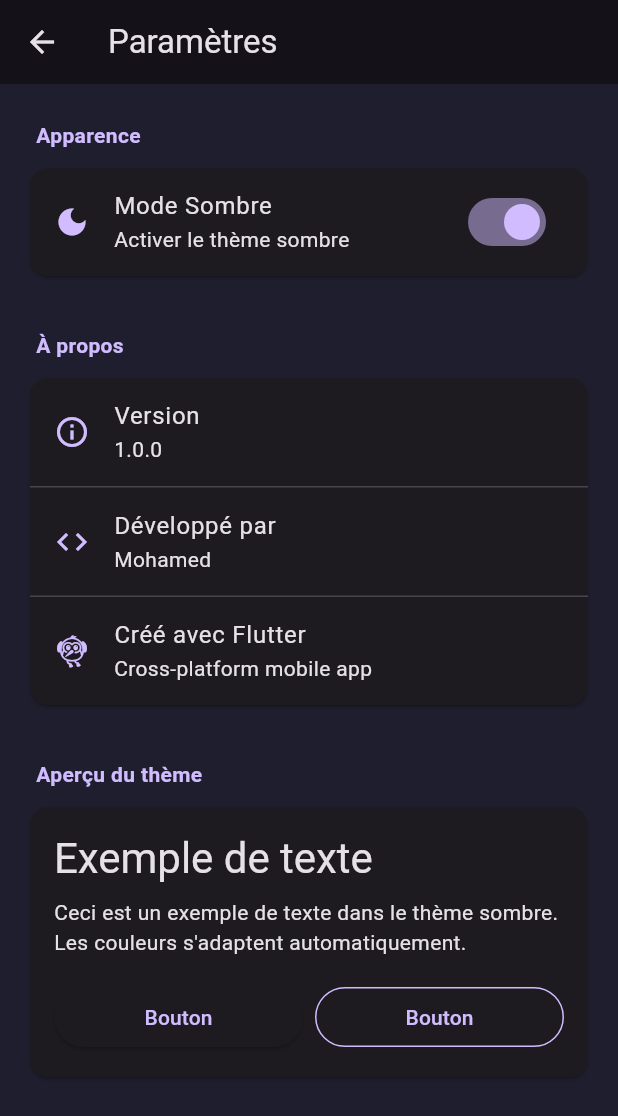
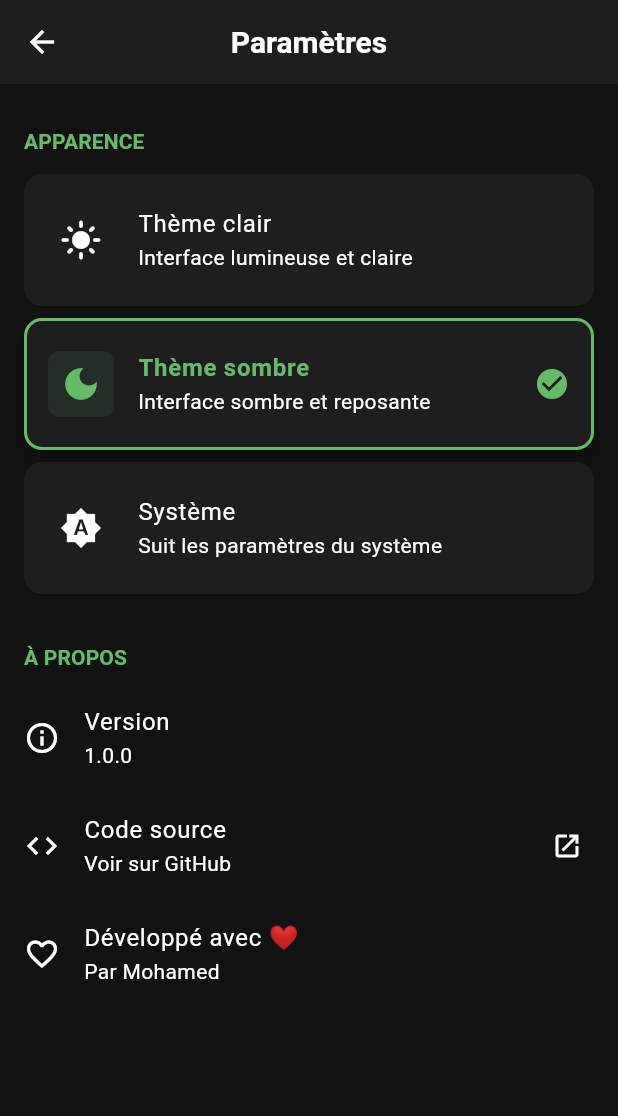
Before and after one commit to mohdop/chain_keeper, a Flutter app: the SettingsScreen screen opened directly, on a phone screen of 412 x 824 dp. Shown: the top 1116 px of the screen. Run offline on Flutter 3.47's test engine with Material 3 defaults, Android fonts, the phone set to English and light mode, and no system bars; our stand-ins replace fl_chart, flutter_local_notifications, font_awesome_flutter, shared_preferences, timezone; accounts and stored records are empty.

Commit message:
dark theme switch

```diff
--- a/lib/screens/settings_screen.dart
+++ b/lib/screens/settings_screen.dart
@@ -1,4 +1,3 @@
-// screens/settings_screen.dart
 import 'package:flutter/material.dart';
 import 'package:provider/provider.dart';
 import '../providers/theme_provider.dart';
@@ -8,156 +7,170 @@ class SettingsScreen extends StatelessWidget {
 
   @override
   Widget build(BuildContext context) {
-    final themeProvider = Provider.of<ThemeProvider>(context);
-    final isDark = themeProvider.isDarkMode;
-
     return Scaffold(
       appBar: AppBar(
-        title: Text('Paramètres'),
+        title: const Text('Paramètres'),
       ),
       body: ListView(
-        padding: EdgeInsets.all(16),
         children: [
-          // Appearance Section
-          _buildSectionTitle(context, 'Apparence'),
-          Card(
-            child: SwitchListTile(
-              title: Text(
-                'Mode Sombre',
-                style: Theme.of(context).textTheme.bodyLarge,
-              ),
-              subtitle: Text(
-                'Activer le thème sombre',
-                style: Theme.of(context).textTheme.bodyMedium,
-              ),
-              secondary: Icon(
-                isDark ? Icons.dark_mode : Icons.light_mode,
+          const SizedBox(height: 20),
+
+          // Section Apparence
+          Padding(
+            padding: const EdgeInsets.symmetric(horizontal: 16.0, vertical: 8.0),
+            child: Text(
+              'APPARENCE',
+              style: Theme.of(context).textTheme.titleSmall?.copyWith(
+                fontWeight: FontWeight.bold,
                 color: Theme.of(context).colorScheme.primary,
               ),
-              value: isDark,
-              onChanged: (value) {
-                themeProvider.toggleTheme();
-              },
-              activeColor: Theme.of(context).colorScheme.primary,
             ),
           ),
 
-          SizedBox(height: 24),
+          // Sélecteur de thème
+          Consumer<ThemeProvider>(
+            builder: (context, themeProvider, child) {
+              return Column(
+                children: [
+                  _ThemeTile(
+                    title: 'Thème clair',
+                    subtitle: 'Interface lumineuse et claire',
+                    icon: Icons.light_mode,
+                    isSelected: themeProvider.themeMode == AppThemeMode.light,
+                    onTap: () {
+                      themeProvider.setThemeMode(AppThemeMode.light);
+                    },
+                  ),
+                  _ThemeTile(
+                    title: 'Thème sombre',
+                    subtitle: 'Interface sombre et reposante',
+                    icon: Icons.dark_mode,
+                    isSelected: themeProvider.themeMode == AppThemeMode.dark,
+                    onTap: () {
+                      themeProvider.setThemeMode(AppThemeMode.dark);
+                    },
+                  ),
+                  _ThemeTile(
+                    title: 'Système',
+                    subtitle: 'Suit les paramètres du système',
+                    icon: Icons.brightness_auto,
+                    isSelected: themeProvider.themeMode == AppThemeMode.system,
+                    onTap: () {
+                      themeProvider.setThemeMode(AppThemeMode.system);
+                    },
+                  ),
+                ],
+              );
+            },
+          ),
 
-          // About Section
-          _buildSectionTitle(context, 'À propos'),
-          Card(
-            child: Column(
-              children: [
-                ListTile(
-                  leading: Icon(
-                    Icons.info_outline,
-                    color: Theme.of(context).colorScheme.primary,
-                  ),
-                  title: Text(
-                    'Version',
-                    style: Theme.of(context).textTheme.bodyLarge,
-                  ),
-                  subtitle: Text(
-                    '1.0.0',
-                    style: Theme.of(context).textTheme.bodyMedium,
-                  ),
-                ),
-                Divider(height: 1),
-                ListTile(
-                  leading: Icon(
-                    Icons.code,
-                    color: Theme.of(context).colorScheme.primary,
-                  ),
-                  title: Text(
-                    'Développé par',
-                    style: Theme.of(context).textTheme.bodyLarge,
-                  ),
-                  subtitle: Text(
-                    'Mohamed',
-                    style: Theme.of(context).textTheme.bodyMedium,
-                  ),
-                ),
-                Divider(height: 1),
-                ListTile(
-                  leading: Icon(
-                    Icons.flutter_dash,
-                    color: Theme.of(context).colorScheme.primary,
-                  ),
-                  title: Text(
-                    'Créé avec Flutter',
-                    style: Theme.of(context).textTheme.bodyLarge,
-                  ),
-                  subtitle: Text(
-                    'Cross-platform mobile app',
-                    style: Theme.of(context).textTheme.bodyMedium,
-                  ),
-                ),
-              ],
+          const SizedBox(height: 20),
+
+          // Section À propos
+          Padding(
+            padding: const EdgeInsets.symmetric(horizontal: 16.0, vertical: 8.0),
+            child: Text(
+              'À PROPOS',
+              style: Theme.of(context).textTheme.titleSmall?.copyWith(
+                fontWeight: FontWeight.bold,
+                color: Theme.of(context).colorScheme.primary,
+              ),
             ),
           ),
 
-          SizedBox(height: 24),
+          ListTile(
+            leading: const Icon(Icons.info_outline),
+            title: const Text('Version'),
+            subtitle: const Text('1.0.0'),
+            onTap: () {},
+          ),
 
-          // Theme Preview
-          _buildSectionTitle(context, 'Aperçu du thème'),
-          Card(
-            child: Padding(
-              padding: EdgeInsets.all(16),
-              child: Column(
-                crossAxisAlignment: CrossAxisAlignment.start,
-                children: [
-                  Text(
-                    'Exemple de texte',
-                    style: Theme.of(context).textTheme.headlineMedium,
-                  ),
-                  SizedBox(height: 8),
-                  Text(
-                    'Ceci est un exemple de texte dans le thème ${isDark ? "sombre" : "clair"}. Les couleurs s\'adaptent automatiquement.',
-                    style: Theme.of(context).textTheme.bodyMedium,
-                  ),
-                  SizedBox(height: 16),
-                  Row(
-                    children: [
-                      Expanded(
-                        child: ElevatedButton(
-                          onPressed: () {},
-                          child: Text('Bouton'),
-                        ),
-                      ),
-                      SizedBox(width: 8),
-                      Expanded(
-                        child: OutlinedButton(
-                          onPressed: () {},
-                          style: OutlinedButton.styleFrom(
-                            side: BorderSide(
-                              color: Theme.of(context).colorScheme.primary,
-                            ),
-                          ),
-                          child: Text('Bouton'),
-                        ),
-                      ),
-                    ],
-                  ),
-                ],
-              ),
-            ),
+          ListTile(
+            leading: const Icon(Icons.code),
+            title: const Text('Code source'),
+            subtitle: const Text('Voir sur GitHub'),
+            trailing: const Icon(Icons.open_in_new, size: 20),
+            onTap: () {
+              // Ouvrir le lien GitHub
+            },
+          ),
+
+          ListTile(
+            leading: const Icon(Icons.favorite_outline),
+            title: const Text('Développé avec ❤️'),
+            subtitle: const Text('Par Mohamed'),
+            onTap: () {},
           ),
         ],
       ),
     );
   }
+}
 
-  Widget _buildSectionTitle(BuildContext context, String title) {
-    return Padding(
-      padding: EdgeInsets.only(left: 8, bottom: 8, top: 8),
-      child: Text(
-        title,
-        style: TextStyle(
-          fontSize: 14,
-          fontWeight: FontWeight.w600,
-          color: Theme.of(context).colorScheme.primary,
+class _ThemeTile extends StatelessWidget {
+  final String title;
+  final String subtitle;
+  final IconData icon;
+  final bool isSelected;
+  final VoidCallback onTap;
+
+  const _ThemeTile({
+    required this.title,
+    required this.subtitle,
+    required this.icon,
+    required this.isSelected,
+    required this.onTap,
+  });
+
+  @override
+  Widget build(BuildContext context) {
+    return Card(
+      margin: const EdgeInsets.symmetric(horizontal: 16, vertical: 4),
+      elevation: isSelected ? 4 : 1,
+      shape: RoundedRectangleBorder(
+        borderRadius: BorderRadius.circular(12),
+        side: BorderSide(
+          color: isSelected
+              ? Theme.of(context).colorScheme.primary
+              : Colors.transparent,
+          width: 2,
         ),
+      ),
+      child: ListTile(
+        contentPadding: const EdgeInsets.symmetric(horizontal: 16, vertical: 8),
+        leading: Container(
+          padding: const EdgeInsets.all(8),
+          decoration: BoxDecoration(
+            color: isSelected
+                ? Theme.of(context).colorScheme.primary.withOpacity(0.1)
+                : Theme.of(context).colorScheme.surface,
+            borderRadius: BorderRadius.circular(8),
+          ),
+          child: Icon(
+            icon,
+            color: isSelected
+                ? Theme.of(context).colorScheme.primary
+                : Theme.of(context).iconTheme.color,
+            size: 28,
+          ),
+        ),
+        title: Text(
+          title,
+          style: TextStyle(
+            fontWeight: isSelected ? FontWeight.bold : FontWeight.normal,
+            color: isSelected
+                ? Theme.of(context).colorScheme.primary
+                : null,
+          ),
+        ),
+        subtitle: Text(subtitle),
+        trailing: isSelected
+            ? Icon(
+                Icons.check_circle,
+                color: Theme.of(context).colorScheme.primary,
+              )
+            : null,
+        onTap: onTap,
       ),
     );
   }
```
Also changed, not shown: lib/main.dart (+28 -18 lines), lib/providers/habit_provider.dart (+37 -22 lines), lib/providers/theme_provider.dart (+86 -155 lines), lib/screens/home_screen.dart (+17 -1 lines).
